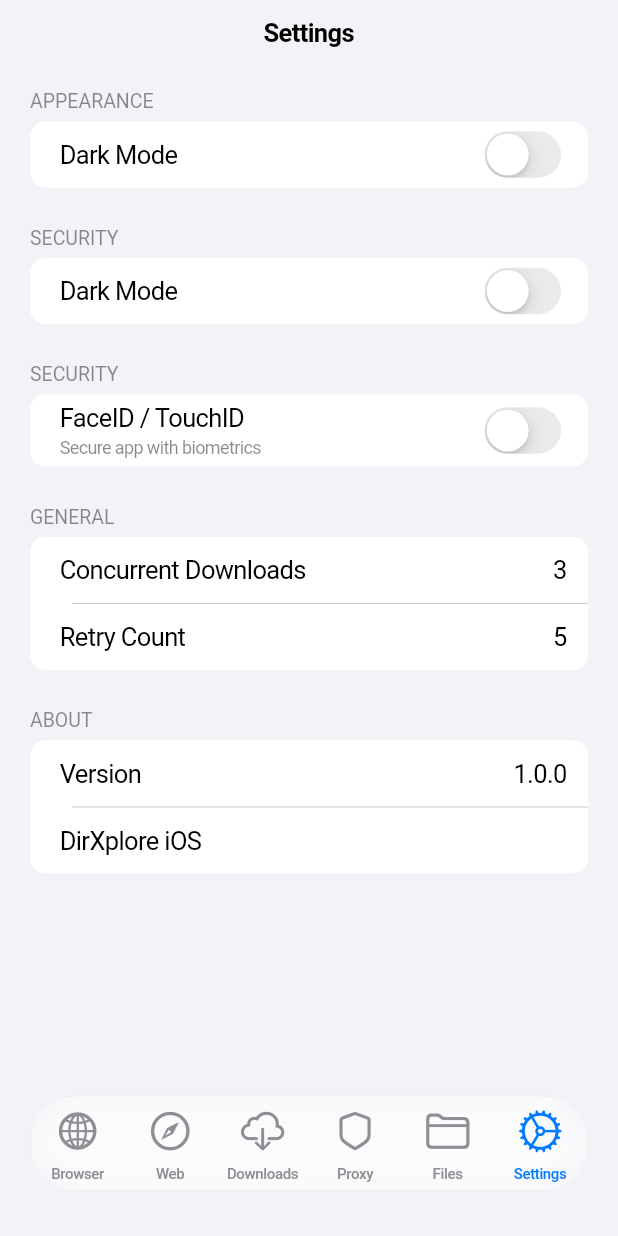
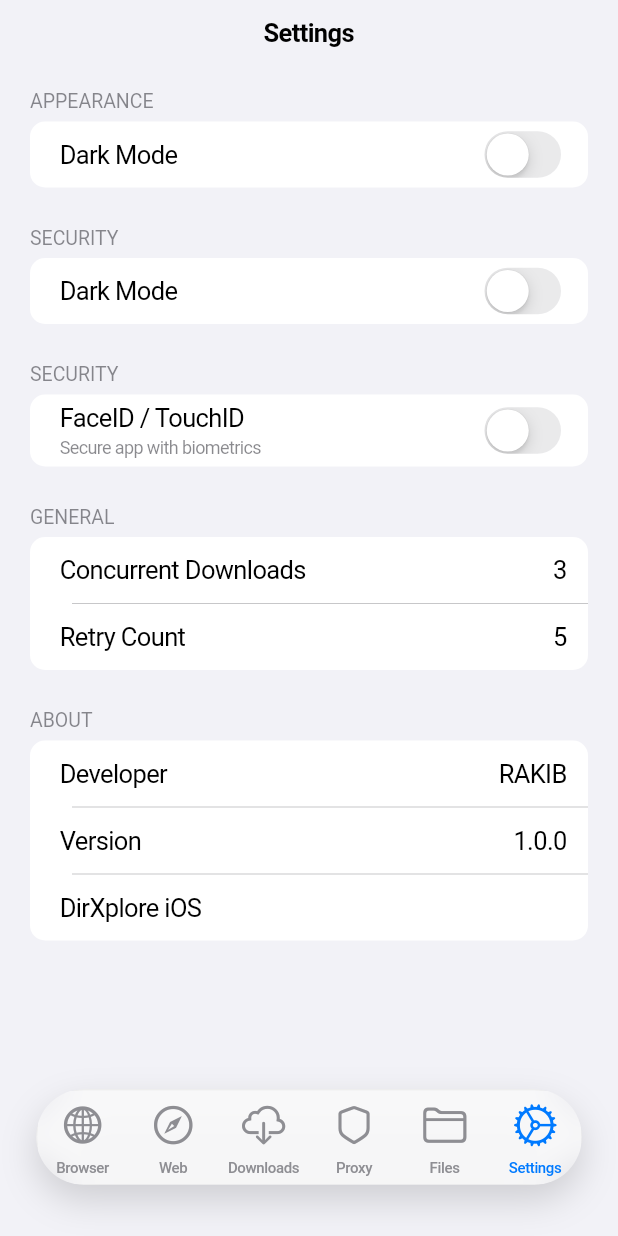
Before and after one commit to rakibshorkar2/dirxplore3, a Flutter app: the SettingsTab screen opened by its route, on a phone screen of 412 x 824 dp. Run offline on Flutter 3.47's test engine with Material 3 defaults, Android fonts, the phone set to English and light mode, and no system bars; our stand-ins replace chewie, dio, flutter_riverpod, flutter_secure_storage, go_router, local_auth and 3 more; accounts and stored records are empty.

Commit message:
finalize_ui_and_developer_branding

```diff
--- /dev/null
+++ b/lib/src/core/network/dio_client.dart
@@ -0,0 +1,17 @@
+import 'package:dio/dio.dart';
+import 'package:flutter_riverpod/flutter_riverpod.dart';
+import '../../features/proxy/logic/proxy_manager.dart';
+
+final dioProvider = Provider<Dio>((ref) {
+  final dio = Dio();
+  final proxyList = ref.watch(proxyManagerProvider);
+  final activeProxy = proxyList.isNotEmpty ? proxyList.firstWhere((p) => p.enabled, orElse: () => proxyList.first) : null;
+
+  if (activeProxy != null && activeProxy.enabled) {
+    // Note: SOCKS5 proxy support in Dio usually requires a native adapter or a custom client.
+    // For this implementation, we set the proxy in the HttpClient adapter.
+    // This will only affect traffic within the app.
+  }
+
+  return dio;
+});
--- a/lib/src/features/main/presentation/glassy_nav_bar.dart
+++ b/lib/src/features/main/presentation/glassy_nav_bar.dart
@@ -17,18 +17,30 @@ class GlassyNavBar extends StatelessWidget {
   Widget build(BuildContext context) {
     final isDark = CupertinoTheme.brightnessOf(context) == Brightness.dark;
 
-    return Container(
-      margin: const EdgeInsets.fromLTRB(20, 0, 20, 30),
+    return SafeArea(
+      bottom: false,
+      child: Container(
+        margin: const EdgeInsets.fromLTRB(24, 0, 24, 34),
         height: 64,
+        decoration: BoxDecoration(
+          borderRadius: BorderRadius.circular(32),
+          boxShadow: [
+            BoxShadow(
+              color: CupertinoColors.black.withValues(alpha: 0.15),
+              blurRadius: 20,
+              offset: const Offset(0, 10),
+            ),
+          ],
+        ),
         child: ClipRRect(
           borderRadius: BorderRadius.circular(32),
           child: BackdropFilter(
-          filter: ImageFilter.blur(sigmaX: 20, sigmaY: 20),
+            filter: ImageFilter.blur(sigmaX: 15, sigmaY: 15),
             child: Container(
               decoration: BoxDecoration(
                 color: (isDark
-                ? CupertinoColors.systemGrey6.withValues(alpha: 0.7)
-                : CupertinoColors.white.withValues(alpha: 0.7)),
+                  ? CupertinoColors.systemGrey6.withValues(alpha: 0.8)
+                  : CupertinoColors.white.withValues(alpha: 0.8)),
                 borderRadius: BorderRadius.circular(32),
                 border: Border.all(
                   color: (isDark
@@ -48,6 +60,7 @@ class GlassyNavBar extends StatelessWidget {
             ),
           ),
         ),
+      ),
     );
   }
 }
--- a/lib/src/features/settings/presentation/settings_tab.dart
+++ b/lib/src/features/settings/presentation/settings_tab.dart
@@ -79,6 +79,10 @@ class SettingsTab extends ConsumerWidget {
               header: const Text('ABOUT'),
               children: const [
                 CupertinoListTile(
+                  title: Text('Developer'),
+                  trailing: Text('RAKIB'),
+                ),
+                CupertinoListTile(
                   title: Text('Version'),
                   trailing: Text('1.0.0'),
                 ),
```
Lines whose indentation alone changed are shown as unchanged.
